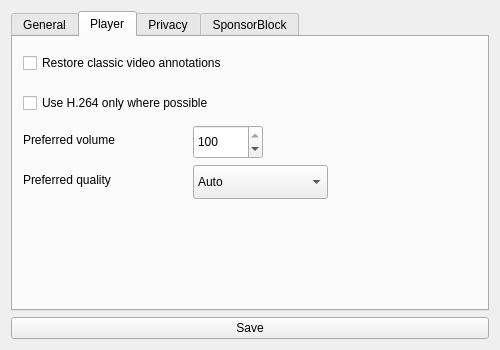
Before: the Qt Designer form src/ui/forms/settingsform.ui in BowDown097/QtTube, drawn with Qt 5.
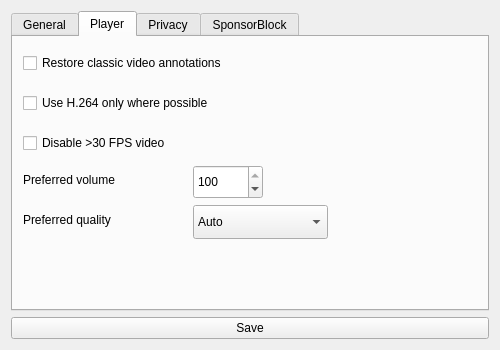
After: the same form once the commit is applied. The open tabs and pages were chosen to show the change.

Commit message: Add option to disable >30 FPS video in player

What changed in the file:
```diff
--- a/src/ui/forms/settingsform.ui
+++ b/src/ui/forms/settingsform.ui
@@ -126,7 +126,7 @@
        <property name="geometry">
         <rect>
          <x>10</x>
-         <y>90</y>
+         <y>130</y>
          <width>170</width>
          <height>26</height>
         </rect>
@@ -139,7 +139,7 @@
        <property name="geometry">
         <rect>
          <x>180</x>
-         <y>88</y>
+         <y>128</y>
          <width>70</width>
          <height>34</height>
         </rect>
@@ -155,7 +155,7 @@
        <property name="geometry">
         <rect>
          <x>10</x>
-         <y>130</y>
+         <y>170</y>
          <width>170</width>
          <height>26</height>
         </rect>
@@ -168,7 +168,7 @@
        <property name="geometry">
         <rect>
          <x>180</x>
-         <y>128</y>
+         <y>168</y>
          <width>135</width>
          <height>34</height>
         </rect>
@@ -237,6 +237,19 @@
         <string>Use H.264 only where possible</string>
        </property>
       </widget>
+      <widget class="QCheckBox" name="disable60Fps">
+       <property name="geometry">
+        <rect>
+         <x>10</x>
+         <y>90</y>
+         <width>400</width>
+         <height>32</height>
+        </rect>
+       </property>
+       <property name="text">
+        <string>Disable &gt;30 FPS video</string>
+       </property>
+      </widget>
      </widget>
      <widget class="QWidget" name="privacy">
       <attribute name="title">
```
The commit also changes 6 other files.
